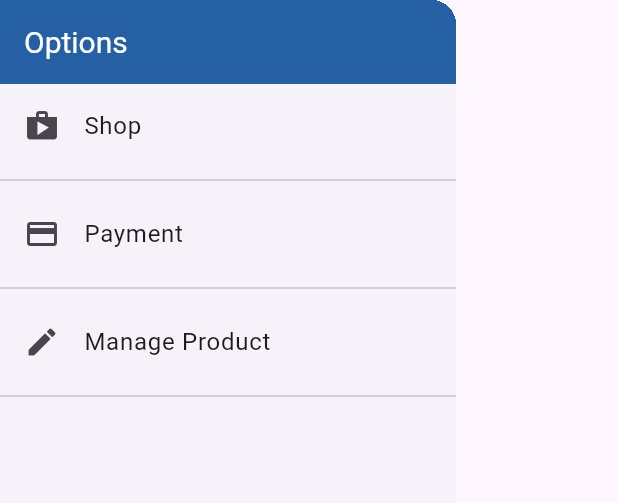
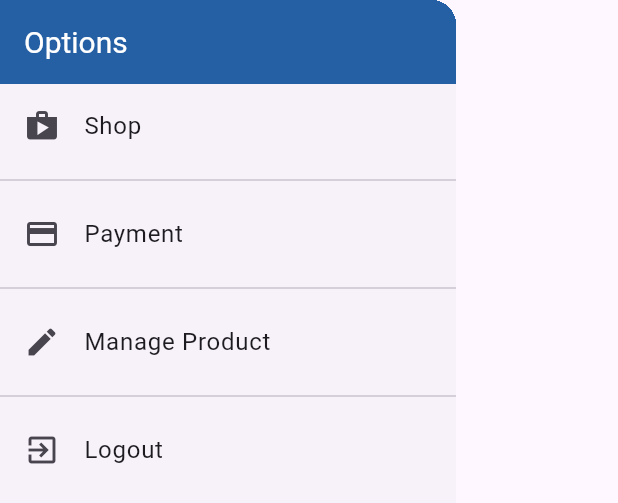
Before and after one commit to abhipawar2004/ShoppingApp, a Flutter app: the AppDrawer widget shown alone on an empty page, opened directly, on a phone screen of 412 x 824 dp. Shown: the top 503 px of the screen. Run offline on Flutter 3.47's test engine with Material 3 defaults, Android fonts, the phone set to English and light mode, and no system bars; network calls fail.

```diff
--- a/lib/main.dart
+++ b/lib/main.dart
@@ -32,7 +32,7 @@ class MyApp extends StatelessWidget {
           create: (context) => Products('', '', []),
           update: (context, auth, previousProducts) => Products(
             auth.token!,
-            auth.userId,
+            auth.userId!,
             previousProducts == null ? [] : previousProducts.items,
           ),
         ),
@@ -42,7 +42,7 @@ class MyApp extends StatelessWidget {
         ChangeNotifierProxyProvider<Auth, Orders>(
           create: (context) => Orders('','', []),
           update: (context, auth, previousOrders) => Orders(
-              auth.token!,auth.userId, previousOrders == null ? [] : previousOrders.orders),
+              auth.token!,auth.userId!, previousOrders == null ? [] : previousOrders.orders),
         ),
       ],
       child: Consumer<Auth>(
--- a/lib/provider/auth.dart
+++ b/lib/provider/auth.dart
@@ -93,5 +93,6 @@ class Auth with ChangeNotifier {
     _token = null;
     _userId = null;
     _expiryDate = null;
+    notifyListeners();
   }
 }
--- a/lib/widgets/app_drawer.dart
+++ b/lib/widgets/app_drawer.dart
@@ -1,4 +1,6 @@
 import 'package:flutter/material.dart';
+import 'package:provider/provider.dart';
+import 'package:shopping_learn/provider/auth.dart';
 
 import '../screens/order_screen.dart';
 import '../screens/user_product_screen.dart';
@@ -14,7 +16,6 @@ class AppDrawer extends StatelessWidget {
         AppBar(
           title: Text('Options'),
           automaticallyImplyLeading: false,
-
         ),
         ListTile(
           leading: Icon(Icons.shop),
@@ -40,7 +41,14 @@ class AppDrawer extends StatelessWidget {
           },
         ),
         Divider(),
-
+        ListTile(
+          leading: Icon(Icons.exit_to_app),
+          title: Text('Logout'),
+          onTap: () {
+            Navigator.of(context).pop();
+            Provider.of<Auth>(context,listen: false).Logout();
+          },
+        ),
       ],
     ));
   }
--- a/lib/widgets/product_item.dart
+++ b/lib/widgets/product_item.dart
@@ -26,7 +26,7 @@ class ProductItem extends StatelessWidget {
           leading: Consumer<Product>(
             builder: (context, value, _) => IconButton(
               onPressed: () {
-                product.toggleFavoriteStatus(authData.token, authData.userId);
+                product.toggleFavoriteStatus(authData.token!, authData.userId!);
 
                 ScaffoldMessenger.of(context).hideCurrentSnackBar();
                 product.isFavorite
```
